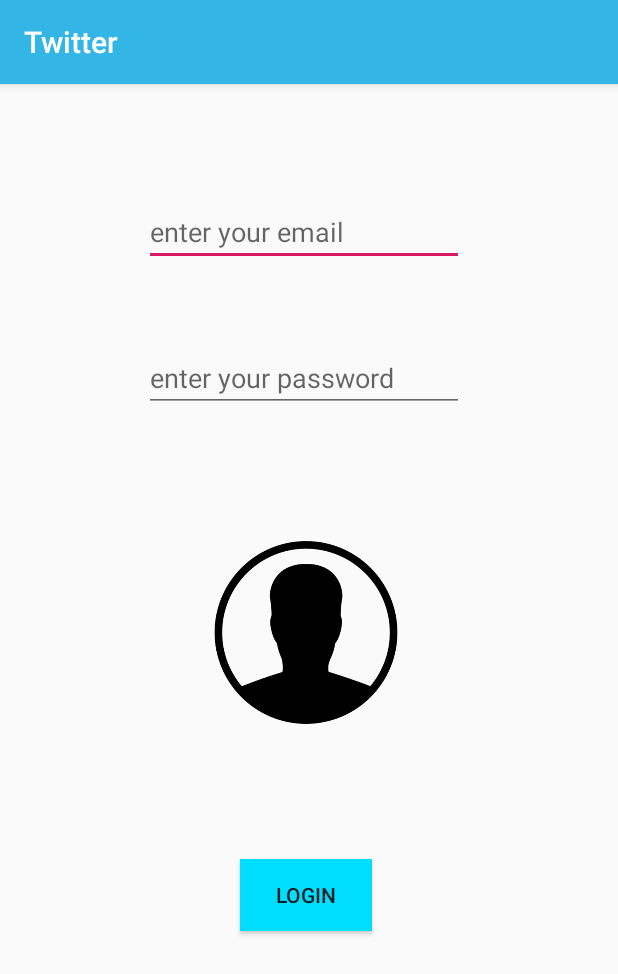
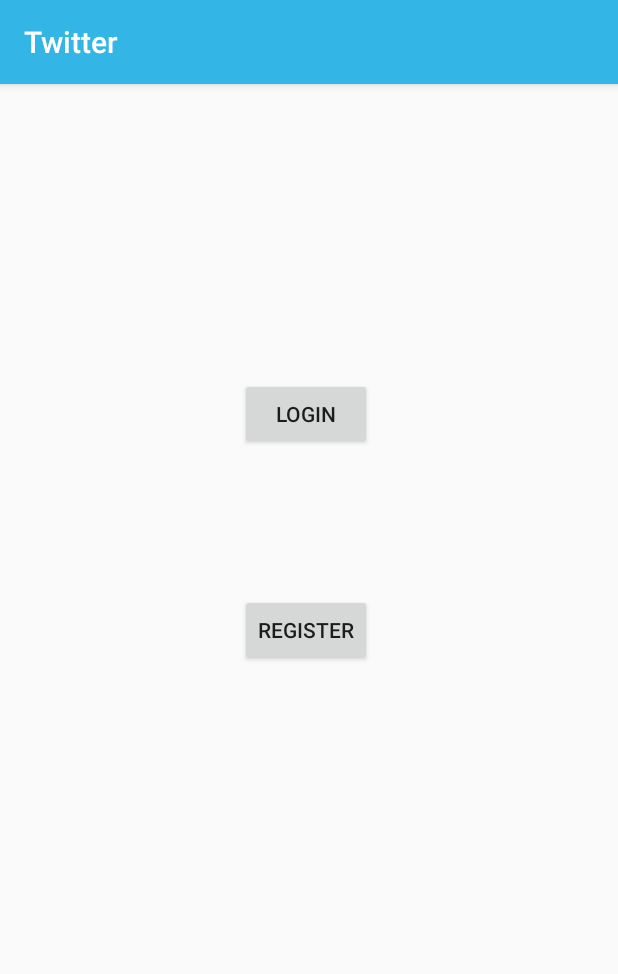
Before and after one commit to DavidAparicioAlba/TwitterDemo, an Android app: the screen it shows after launch (Login before the commit, initActivity after it), on a phone screen of 412 x 824 dp. Shown: the top 974 px of the screen. Run offline under Robolectric (Android 15) with nearby library versions, the phone set to English and light mode, and no system bars.

Commit message:
issue resolved, register option added, new issue: the register option crashes

```diff
--- a/app/build.gradle
+++ b/app/build.gradle
@@ -30,7 +30,7 @@ dependencies {
     implementation 'androidx.appcompat:appcompat:1.0.2'
     implementation 'androidx.core:core-ktx:1.0.2'
     implementation 'androidx.constraintlayout:constraintlayout:1.1.3'
-    implementation 'com.google.firebase:firebase-auth:16.0.5'
+    implementation 'com.google.firebase:firebase-auth:16.0.4'
     implementation 'com.google.firebase:firebase-database:16.0.4'
     implementation 'com.google.firebase:firebase-storage:16.0.4'
     testImplementation 'junit:junit:4.12'
--- /dev/null
+++ b/app/src/main/java/com/example/twitterdemo/initActivity.kt
@@ -0,0 +1,25 @@
+package com.example.twitterdemo
+
+import android.content.Intent
+import androidx.appcompat.app.AppCompatActivity
+import android.os.Bundle
+import android.view.View
+
+class initActivity : AppCompatActivity() {
+
+    override fun onCreate(savedInstanceState: Bundle?) {
+        super.onCreate(savedInstanceState)
+        setContentView(R.layout.activity_init)
+    }
+
+
+    fun toLogin(view: View){
+        var intent = Intent(this, Login::class.java)
+        startActivity(intent)
+    }
+
+    fun toRegister(view: View){
+        var intent = Intent(this, Register::class.java)
+        startActivity(intent)
+    }
+}
--- /dev/null
+++ b/app/src/main/res/layout/activity_init.xml
@@ -0,0 +1,26 @@
+<?xml version="1.0" encoding="utf-8"?>
+<androidx.constraintlayout.widget.ConstraintLayout
+        xmlns:android="http://schemas.android.com/apk/res/android"
+        xmlns:tools="http://schemas.android.com/tools"
+        xmlns:app="http://schemas.android.com/apk/res-auto"
+        android:layout_width="match_parent"
+        android:layout_height="match_parent"
+        tools:context=".initActivity">
+
+    <Button
+            android:text="@string/button_login"
+            android:layout_width="wrap_content"
+            android:layout_height="wrap_content"
+            android:id="@+id/buttonToLogin" android:layout_marginTop="196dp"
+            app:layout_constraintTop_toTopOf="parent" app:layout_constraintStart_toStartOf="parent"
+            android:layout_marginLeft="160dp" android:layout_marginStart="160dp" android:onClick="toLogin"/>
+    <Button
+            android:text="@string/button_register"
+            android:layout_width="wrap_content"
+            android:layout_height="wrap_content"
+            android:id="@+id/buttonToRegister" app:layout_constraintStart_toStartOf="parent"
+            android:layout_marginLeft="160dp"
+            android:layout_marginStart="160dp" android:layout_marginTop="96dp"
+            app:layout_constraintTop_toBottomOf="@+id/buttonToLogin" android:onClick="toRegister"
+            />
+</androidx.constraintlayout.widget.ConstraintLayout>
--- a/app/src/main/res/values/strings.xml
+++ b/app/src/main/res/values/strings.xml
@@ -3,4 +3,5 @@
     <string name="email_hint">enter your email</string>
     <string name="password_hint">enter your password</string>
     <string name="button_login">login</string>
+    <string name="button_register">register</string>
 </resources>
```
Also changed, not shown: app/src/main/AndroidManifest.xml (+6 -2 lines), app/src/main/java/com/example/twitterdemo/Login.kt (+16 -11 lines), app/src/main/java/com/example/twitterdemo/Register.kt (added, +65 -0 lines), app/src/main/res/layout/activity_register.xml (added, +43 -0 lines).
